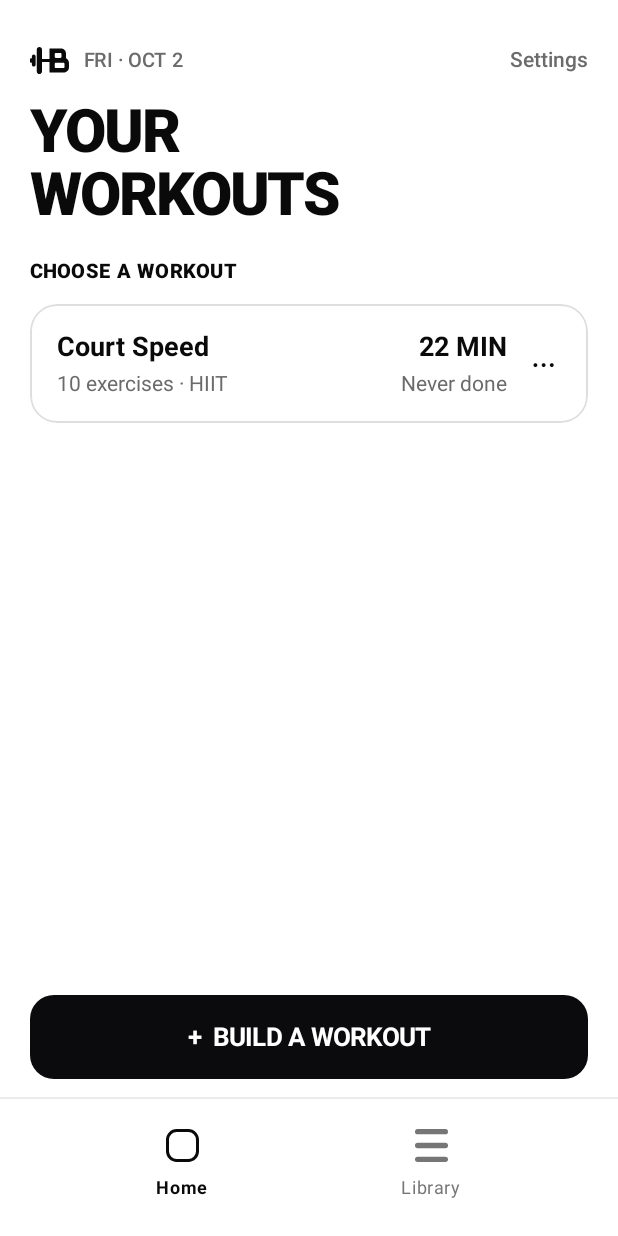
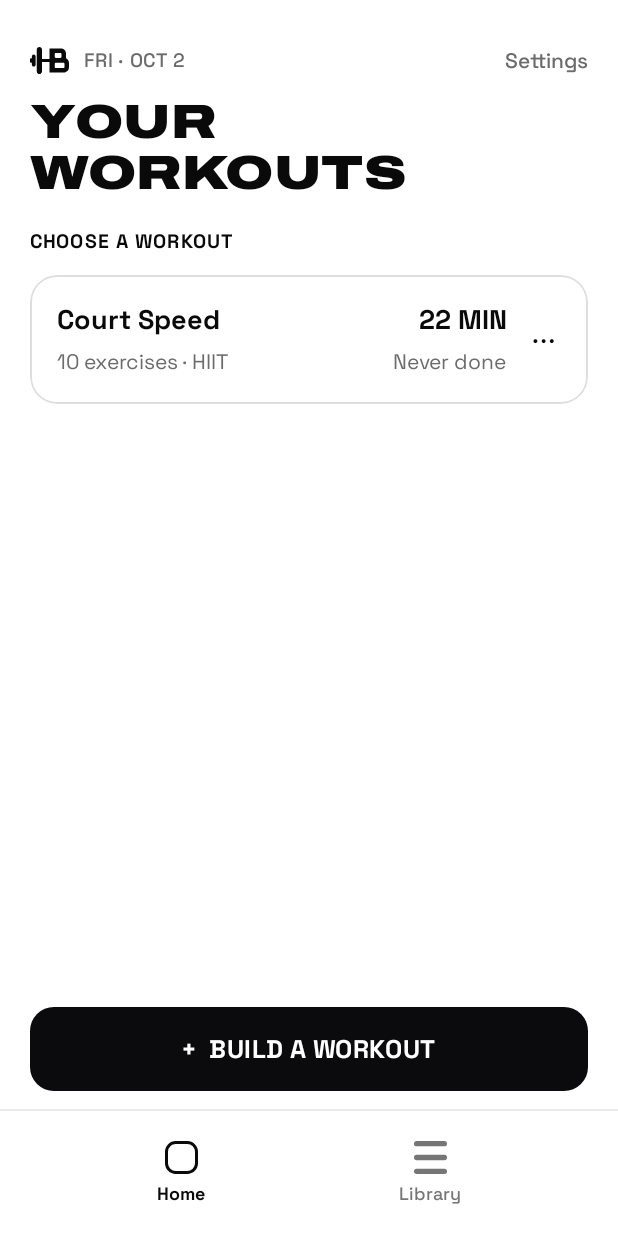
Before and after one commit to otto-tries-to-build-stuff/bldr-workout-app, an Android app built with Jetpack Compose: the screen it shows after launch (MainActivity), on a phone screen of 412 x 824 dp. Run offline under Robolectric (Android 15) with nearby library versions, the phone set to English and light mode, and no system bars; our stand-ins replace Room's generated code.

Commit message:
feat: BLDR typography — Archivo Expanded titles and numbers, Space Grotesk everywhere else
AppType moves to the bundled fonts in one pass. Archivo runs ~1.55x wider
than Roboto, so titles drop to 32 sp and go through a new ScreenTitle that
shrinks to fit (then ellipsises, never clips); the timer drops to 38 sp and
shrinks inside its ring. Every style now sets its own line height, and
AppTypeTest guards both rules. BrandType is folded into AppType.

The execution screen's exercise/ring block now scrolls when it doesn't
fit, so Pause/Done stay on screen at large font sizes (they fell off at
2.0x before, and from ~1.6x with the new type).

Co-Authored-By: Claude Opus 5.5 <noreply@anthropic.com>

```diff
--- a/app/src/main/java/com/ottotech/workoutbuilder/ui/components/AppScaffold.kt
+++ b/app/src/main/java/com/ottotech/workoutbuilder/ui/components/AppScaffold.kt
@@ -21,7 +21,7 @@ import androidx.compose.ui.Alignment
 import androidx.compose.ui.Modifier
 import androidx.compose.ui.text.font.FontWeight
 import androidx.compose.ui.unit.dp
-import androidx.compose.ui.unit.sp
+import com.ottotech.workoutbuilder.ui.theme.AppType
 import com.ottotech.workoutbuilder.ui.theme.Dimens
 import com.ottotech.workoutbuilder.ui.theme.LocalAppColors
 
@@ -96,8 +96,7 @@ private fun NavItem(tab: Tab, active: Boolean, onClick: () -> Unit) {
         Spacer(Modifier.height(5.dp))
         Text(
             text = tab.label,
-            fontSize = 12.sp,
-            fontWeight = if (active) FontWeight.Bold else FontWeight.Normal,
+            style = if (active) AppType.navLabel.copy(fontWeight = FontWeight.Bold) else AppType.navLabel,
             color = tint,
         )
     }
--- a/app/src/main/java/com/ottotech/workoutbuilder/ui/components/Controls.kt
+++ b/app/src/main/java/com/ottotech/workoutbuilder/ui/components/Controls.kt
@@ -17,7 +17,9 @@ import androidx.compose.foundation.layout.padding
 import androidx.compose.foundation.layout.size
 import androidx.compose.foundation.layout.width
 import androidx.compose.foundation.shape.RoundedCornerShape
+import androidx.compose.foundation.text.BasicText
 import androidx.compose.foundation.text.BasicTextField
+import androidx.compose.foundation.text.TextAutoSize
 import androidx.compose.material3.AlertDialog
 import androidx.compose.material3.Text
 import androidx.compose.material3.TextButton
@@ -27,11 +29,15 @@ import androidx.compose.ui.Modifier
 import androidx.compose.ui.draw.clip
 import androidx.compose.ui.graphics.Color
 import androidx.compose.ui.graphics.SolidColor
+import androidx.compose.ui.semantics.heading
+import androidx.compose.ui.semantics.semantics
 import androidx.compose.ui.text.TextStyle
 import androidx.compose.ui.text.input.PasswordVisualTransformation
 import androidx.compose.ui.text.input.VisualTransformation
+import androidx.compose.ui.text.style.TextOverflow
 import androidx.compose.ui.unit.Dp
 import androidx.compose.ui.unit.dp
+import androidx.compose.ui.unit.sp
 import com.ottotech.workoutbuilder.ui.theme.AppType
 import com.ottotech.workoutbuilder.ui.theme.Dimens
 import com.ottotech.workoutbuilder.ui.theme.LocalAppColors
@@ -215,8 +221,27 @@ fun ScreenHeader(title: String, onBack: () -> Unit) {
             // heroName rather than a title style: a 40sp chevron overwhelms the word beside it.
             Text(text = "‹", style = AppType.heroName, color = colors.onBackground)
         }
-        Text(title.uppercase(), style = AppType.screenTitle, color = colors.onBackground)
+        ScreenTitle(title.uppercase(), Modifier.weight(1f))
     }
+}
+
+/**
+ * A screen title in Archivo Expanded. The face is wide, so the title shrinks to fit rather than
+ * clipping or breaking a word at large font sizes on narrow phones. The 14 sp floor is what
+ * "SHOULDERS" needs at the 200% font size on a 360 dp phone; past it, an ellipsis, never a cut.
+ */
+@Composable
+fun ScreenTitle(text: String, modifier: Modifier = Modifier, maxLines: Int = 1) {
+    val color = LocalAppColors.current.onBackground
+    BasicText(
+        text = text,
+        style = AppType.screenTitle,
+        color = { color },
+        maxLines = maxLines,
+        overflow = TextOverflow.Ellipsis,
+        autoSize = TextAutoSize.StepBased(minFontSize = 14.sp, maxFontSize = AppType.screenTitle.fontSize),
+        modifier = modifier.semantics { heading() },
+    )
 }
 
 /**
--- a/app/src/main/java/com/ottotech/workoutbuilder/ui/execution/RepsPanel.kt
+++ b/app/src/main/java/com/ottotech/workoutbuilder/ui/execution/RepsPanel.kt
@@ -93,9 +93,9 @@ fun RepsPanel(segment: Segment) {
         // Bounded and independently scrollable, so an unusually large sets value (the
         // Builder's stepper has no maximum) grows this list only up to MAX_VISIBLE_ROWS
         // rows before it scrolls internally, rather than growing the whole screen and
-        // pushing the watch-demo/up-next cards and the Pause/Done row off-screen.
-        // ExecutionScreen's outer Column is deliberately not scrollable itself — it relies
-        // on Spacer(Modifier.weight(1f)), which does not coexist with a scrollable parent.
+        // pushing the rest of the panel out of view. (ExecutionScreen scrolls this whole
+        // panel when space runs out, and pins the cards and the Pause/Done row below it; the
+        // height cap keeps this inner list from swallowing that scroll.)
         Column(
             Modifier
                 .fillMaxWidth()
--- a/app/src/main/java/com/ottotech/workoutbuilder/ui/home/HomeScreen.kt
+++ b/app/src/main/java/com/ottotech/workoutbuilder/ui/home/HomeScreen.kt
@@ -38,6 +38,7 @@ import com.ottotech.workoutbuilder.ui.brand.BldrMark
 import com.ottotech.workoutbuilder.ui.components.ConfirmDialog
 import com.ottotech.workoutbuilder.ui.components.HairlineCard
 import com.ottotech.workoutbuilder.ui.components.InverseButton
+import com.ottotech.workoutbuilder.ui.components.ScreenTitle
 import com.ottotech.workoutbuilder.ui.components.SectionLabel
 import com.ottotech.workoutbuilder.ui.components.TextAction
 import com.ottotech.workoutbuilder.ui.theme.AppType
@@ -157,7 +158,7 @@ private fun Header(onOpenSettings: () -> Unit) {
             Text(overline, style = AppType.overline, color = colors.textMuted, modifier = Modifier.weight(1f))
             TextAction("Settings", color = colors.textMuted, onClick = onOpenSettings)
         }
-        Text("YOUR\nWORKOUTS", style = AppType.screenTitle, color = colors.onBackground)
+        ScreenTitle("YOUR\nWORKOUTS", maxLines = 2)
         Spacer(Modifier.height(6.dp))
     }
 }
--- a/app/src/main/java/com/ottotech/workoutbuilder/ui/library/LibraryScreen.kt
+++ b/app/src/main/java/com/ottotech/workoutbuilder/ui/library/LibraryScreen.kt
@@ -33,6 +33,7 @@ import com.ottotech.workoutbuilder.domain.TagVocabulary
 import com.ottotech.workoutbuilder.ui.components.AppTextField
 import com.ottotech.workoutbuilder.ui.components.Chip
 import com.ottotech.workoutbuilder.ui.components.InverseButton
+import com.ottotech.workoutbuilder.ui.components.ScreenTitle
 import com.ottotech.workoutbuilder.ui.components.SearchGlyph
 import com.ottotech.workoutbuilder.ui.components.SectionLabel
 import com.ottotech.workoutbuilder.ui.theme.AppType
@@ -62,7 +63,7 @@ fun LibraryScreen(
     ) {
         item(span = { GridItemSpan(maxLineSpan) }) {
             Column {
-                Text("LIBRARY", style = AppType.libraryTitle, color = colors.onBackground)
+                ScreenTitle("LIBRARY")
                 Spacer(Modifier.height(12.dp))
                 AppTextField(
                     value = state.filter.query,
--- a/app/src/main/java/com/ottotech/workoutbuilder/ui/theme/Theme.kt
+++ b/app/src/main/java/com/ottotech/workoutbuilder/ui/theme/Theme.kt
@@ -1,6 +1,7 @@
 package com.ottotech.workoutbuilder.ui.theme
 
 import androidx.compose.material3.MaterialTheme
+import androidx.compose.material3.ProvideTextStyle
 import androidx.compose.runtime.Composable
 import androidx.compose.runtime.CompositionLocalProvider
 
@@ -15,6 +16,9 @@ fun WorkoutTheme(
 ) {
     val colors = if (dark) DarkColors else LightColors
     CompositionLocalProvider(LocalAppColors provides colors) {
-        MaterialTheme(content = content)
+        MaterialTheme {
+            // Safety net: Text with no AppType style still renders in Space Grotesk, not Roboto.
+            ProvideTextStyle(AppType.cardMeta, content)
+        }
     }
 }
--- a/app/src/main/java/com/ottotech/workoutbuilder/ui/theme/Type.kt
+++ b/app/src/main/java/com/ottotech/workoutbuilder/ui/theme/Type.kt
@@ -2,49 +2,60 @@ package com.ottotech.workoutbuilder.ui.theme
 
 import androidx.compose.ui.text.TextStyle
 import androidx.compose.ui.text.font.FontWeight
+import androidx.compose.ui.text.style.LineHeightStyle
 import androidx.compose.ui.text.style.TextAlign
 import androidx.compose.ui.unit.em
 import androidx.compose.ui.unit.sp
+import com.ottotech.workoutbuilder.ui.brand.BrandFonts
 
 /**
- * Type scale, corrected 2026-07-26. The design handoff's px values were measured inside a
- * 264px-wide mock phone frame — a thumbnail, not a device — so they landed in the app at ~62%
- * of intended size. These are those values scaled ~1.6x and snapped to sensible steps. See
- * docs/superpowers/plans/2026-07-26-design-correction-pass.md. Do not revert toward the
- * handoff numbers.
- *
- * Platform system sans (Roboto) throughout — the handoff specifies system fonts with no
- * bundled files.
+ * Type scale. Sizes were rescaled 2026-07-26 (the handoff's px were ~62% of true size; do not
+ * revert toward them) and re-fitted 2026-10-02 for the BLDR fonts. See
+ * docs/superpowers/plans/2026-10-02-bldr-brand-rollout.md, Task 6:
+ * - Archivo Expanded 900 (titles, big numbers) runs ~1.55x wider than Roboto ExtraBold, so
+ *   titles drop 40 → 32 sp and the timer 46 → 38 sp; ScreenTitle and TimerRing also auto-shrink.
+ * - Space Grotesk (everything else) is ~7% wider than Roboto but has a smaller x-height, so body
+ *   sizes stay. It ships 400 / 500 / 700 only: SemiBold → Medium, ExtraBold → Bold.
+ * Every style sets its own line height; Space Grotesk's natural line box is ~9% taller than
+ * Roboto's. AppTypeTest enforces both rules.
  *
  * With a mono accent, hierarchy is carried by weight, size and tracking rather than colour,
  * so these values are load-bearing.
  */
 object AppType {
-    val overline = TextStyle(fontSize = 13.sp, fontWeight = FontWeight.SemiBold, letterSpacing = 0.02.em)
-    val screenTitle = TextStyle(fontSize = 40.sp, fontWeight = FontWeight.ExtraBold, letterSpacing = (-0.035).em, lineHeight = 42.sp)
-    val libraryTitle = TextStyle(fontSize = 40.sp, fontWeight = FontWeight.ExtraBold, letterSpacing = (-0.03).em)
-    val heroLabel = TextStyle(fontSize = 12.sp, fontWeight = FontWeight.Bold, letterSpacing = 0.08.em)
-    val heroName = TextStyle(fontSize = 26.sp, fontWeight = FontWeight.ExtraBold)
-    val heroMeta = TextStyle(fontSize = 16.sp)
-    val primaryButton = TextStyle(fontSize = 16.sp, fontWeight = FontWeight.Bold, textAlign = TextAlign.Center)
-    val buildButton = TextStyle(fontSize = 17.sp, fontWeight = FontWeight.Bold)
-    val cardTitle = TextStyle(fontSize = 18.sp, fontWeight = FontWeight.Bold)
-    val cardMeta = TextStyle(fontSize = 14.sp)
-    val sectionLabel = TextStyle(fontSize = 13.sp, fontWeight = FontWeight.ExtraBold, letterSpacing = 0.06.em)
-    val chip = TextStyle(fontSize = 14.sp, fontWeight = FontWeight.SemiBold)
-    val tileName = TextStyle(fontSize = 18.sp, fontWeight = FontWeight.Bold)
-    val tileCount = TextStyle(fontSize = 14.sp, fontWeight = FontWeight.SemiBold)
-    val moveName = TextStyle(fontSize = 34.sp, fontWeight = FontWeight.ExtraBold, letterSpacing = (-0.02).em, textAlign = TextAlign.Center)
-    val muscleTag = TextStyle(fontSize = 13.sp, fontWeight = FontWeight.SemiBold, letterSpacing = 0.04.em)
-    val timerDigits = TextStyle(
-        fontSize = 46.sp,
-        fontWeight = FontWeight.ExtraBold,
-        letterSpacing = (-0.03).em,
+    private val centred = LineHeightStyle(LineHeightStyle.Alignment.Center, LineHeightStyle.Trim.None)
+    private val ui = TextStyle(fontFamily = BrandFonts.SpaceGrotesk, lineHeightStyle = centred)
+    private val display = TextStyle(
+        fontFamily = BrandFonts.ArchivoExpanded,
+        fontWeight = FontWeight.Black,
+        lineHeightStyle = centred,
+    )
+
+    val screenTitle = display.copy(fontSize = 32.sp, lineHeight = 1.06.em, letterSpacing = 0.01.em)
+    val timerDigits = display.copy(
+        fontSize = 38.sp,
+        lineHeight = 1.1.em,
         fontFeatureSettings = "tnum", // tabular figures: digits must not jitter as they change
     )
-    /** The lead-in's "3, 2, 1" — the biggest type in the app, meant to be read from the floor. */
+    /** The lead-in's "3, 2, 1": the biggest type in the app, meant to be read from the floor. */
     val leadInDigits = timerDigits.copy(fontSize = 180.sp, lineHeight = 200.sp)
-    val timerCaption = TextStyle(fontSize = 12.sp, fontWeight = FontWeight.Bold, letterSpacing = 0.08.em)
-    val repsExerciseName = TextStyle(fontSize = 38.sp, fontWeight = FontWeight.Bold, letterSpacing = (-0.02).em)
-    val setRowLabel = TextStyle(fontSize = 17.sp, fontWeight = FontWeight.SemiBold)
+
+    val heroName = ui.copy(fontSize = 26.sp, lineHeight = 30.sp, fontWeight = FontWeight.Bold, letterSpacing = (-0.01).em)
+    val moveName = ui.copy(fontSize = 32.sp, lineHeight = 36.sp, fontWeight = FontWeight.Bold, letterSpacing = (-0.02).em, textAlign = TextAlign.Center)
+    val repsExerciseName = ui.copy(fontSize = 34.sp, lineHeight = 38.sp, fontWeight = FontWeight.Bold, letterSpacing = (-0.02).em)
+    val cardTitle = ui.copy(fontSize = 18.sp, lineHeight = 24.sp, fontWeight = FontWeight.Bold)
+    val tileName = ui.copy(fontSize = 18.sp, lineHeight = 24.sp, fontWeight = FontWeight.Bold)
+    val setRowLabel = ui.copy(fontSize = 17.sp, lineHeight = 22.sp, fontWeight = FontWeight.Medium)
+    val buildButton = ui.copy(fontSize = 17.sp, lineHeight = 22.sp, fontWeight = FontWeight.Bold, letterSpacing = 0.02.em)
+    val primaryButton = ui.copy(fontSize = 16.sp, lineHeight = 20.sp, fontWeight = FontWeight.Bold, letterSpacing = 0.02.em, textAlign = TextAlign.Center)
+    val heroMeta = ui.copy(fontSize = 16.sp, lineHeight = 22.sp)
+    val cardMeta = ui.copy(fontSize = 14.sp, lineHeight = 20.sp)
+    val chip = ui.copy(fontSize = 14.sp, lineHeight = 18.sp, fontWeight = FontWeight.Medium)
+    val tileCount = ui.copy(fontSize = 14.sp, lineHeight = 18.sp, fontWeight = FontWeight.Medium)
+    val overline = ui.copy(fontSize = 13.sp, lineHeight = 16.sp, fontWeight = FontWeight.Medium, letterSpacing = 0.04.em)
+    val sectionLabel = ui.copy(fontSize = 13.sp, lineHeight = 16.sp, fontWeight = FontWeight.Bold, letterSpacing = 0.06.em)
+    val muscleTag = ui.copy(fontSize = 13.sp, lineHeight = 16.sp, fontWeight = FontWeight.Medium, letterSpacing = 0.04.em)
+    val heroLabel = ui.copy(fontSize = 12.sp, lineHeight = 16.sp, fontWeight = FontWeight.Bold, letterSpacing = 0.08.em)
+    val timerCaption = ui.copy(fontSize = 12.sp, lineHeight = 16.sp, fontWeight = FontWeight.Bold, letterSpacing = 0.08.em)
+    val navLabel = ui.copy(fontSize = 12.sp, lineHeight = 16.sp, fontWeight = FontWeight.Medium)
 }
```
Also changed, not shown: app/src/main/java/com/ottotech/workoutbuilder/ui/brand/Brand.kt (+0 -19 lines), app/src/main/java/com/ottotech/workoutbuilder/ui/execution/ExecutionScreen.kt (+10 -2 lines), app/src/main/java/com/ottotech/workoutbuilder/ui/execution/TimerRing.kt (+13 -1 lines), 3 other files.
